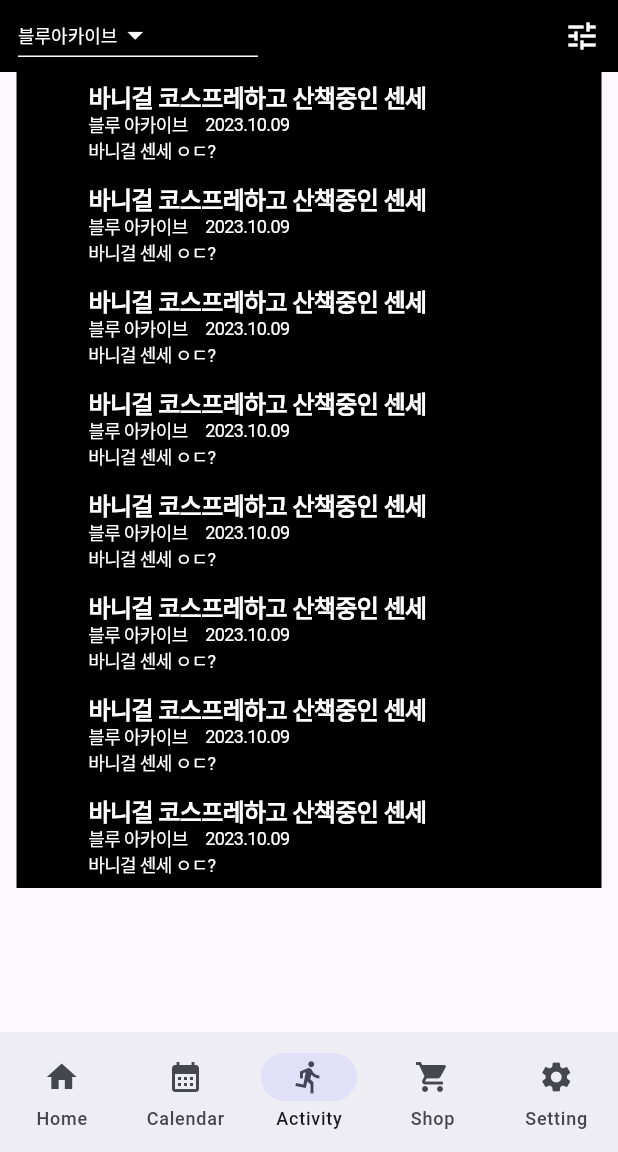
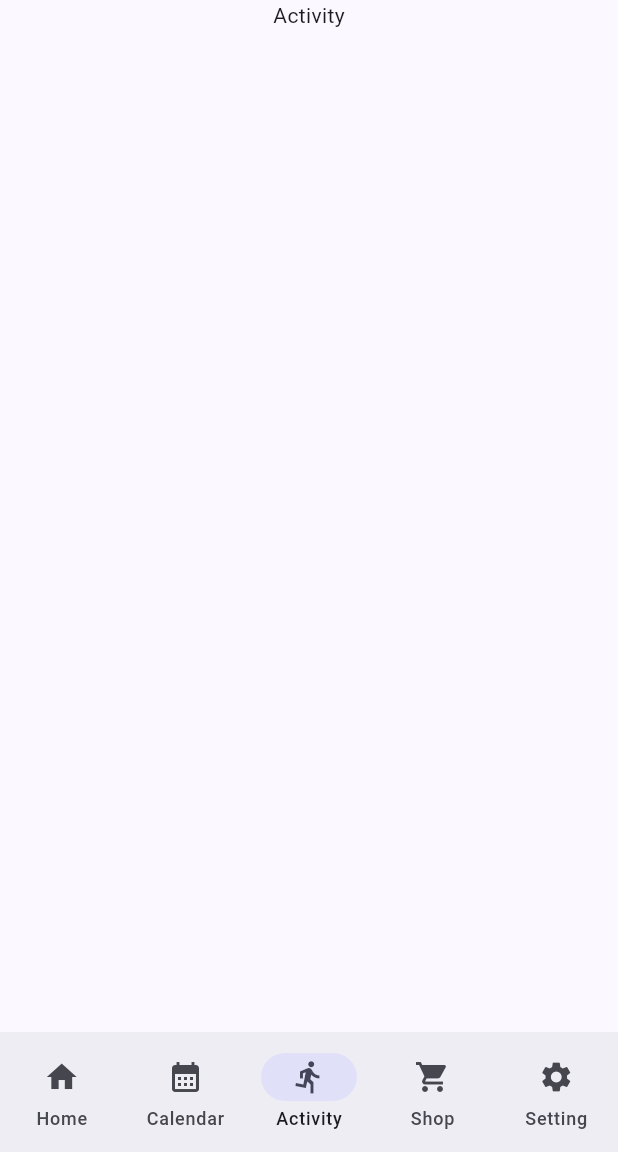
Before and after one commit to MinorFlow/gravitas_app, a Flutter app: the screen it shows after launch, swiped to page 3, on a phone screen of 412 x 824 dp, the part 84-1236 px from its top. Run offline on Flutter 3.47's test engine with Material 2 defaults, Android fonts, the phone set to English and light mode, and no system bars; Roboto replaces fonts that are missing (Kaisei HarunoUmi).

Commit message:
Revert "[Feat] C. 활동 페이지 UI 구현 (#10)" (#12)
This reverts commit 333cd8fb211ed312f29711fd7c91d7b5c2eef102.

```diff
--- a/lib/activity/pages/activity_page.dart
+++ b/lib/activity/pages/activity_page.dart
@@ -1,6 +1,4 @@
 import 'package:flutter/material.dart';
-import 'package:gravitas_app/activity/widgets/activity_tuple.dart';
-import 'package:gravitas_app/activity/widgets/activity_dropdown.dart';
 
 class ActivityPage extends StatefulWidget {
   const ActivityPage({super.key});
@@ -9,52 +7,19 @@ class ActivityPage extends StatefulWidget {
   State<ActivityPage> createState() => _ActivityPageState();
 }
 
-class _ActivityPageState extends State<ActivityPage>
-    with AutomaticKeepAliveClientMixin {
+class _ActivityPageState extends State<ActivityPage> with AutomaticKeepAliveClientMixin {
+
   @override
   bool get wantKeepAlive => true;
 
   @override
   Widget build(BuildContext context) {
     super.build(context);
-    return Column(
+    return const Column(
       children: [
-        Container(
-          height: 48,
-          color: Colors.black,
-          child: Row(
-            children: <Widget>[
-              const SizedBox(
-                width: 12,
-              ),
-              const Widget090(),
-              const Expanded(
-                child: SizedBox(width: double.maxFinite),
-              ),
-              IconButton(
-                icon: const Icon(Icons.tune),
-                color: Colors.white,
-                iconSize: 24,
-                onPressed: () {
-                  setState(() {});
-                },
-              ),
-            ],
-          ),
-        ),
-        const Column(
-          children: <Widget>[
-            ActivityTuple(),
-            ActivityTuple(),
-            ActivityTuple(),
-            ActivityTuple(),
-            ActivityTuple(),
-            ActivityTuple(),
-            ActivityTuple(),
-            ActivityTuple(),
-          ],
-        ),
+        Text('Activity')
       ],
     );
   }
+
 }
--- a/lib/activity/widgets/activity_dropdown.dart
+++ /dev/null
@@ -1,61 +0,0 @@
-import 'package:flutter/material.dart';
-
-class Widget090 extends StatefulWidget {
-  const Widget090({Key? key}) : super(key: key);
-
-  @override
-  State<Widget090> createState() => _Widget090State();
-}
-
-class _Widget090State extends State<Widget090> {
-  String dropdownValue = 'One';
-  @override
-  Widget build(BuildContext context) {
-    return Center(
-      child: Container(
-        width: 160,
-        height: 28,
-        decoration: const BoxDecoration(
-          border: Border(
-            bottom: BorderSide(
-              color: Colors.white,
-              width: 1,
-            ),
-          ),
-        ),
-        child: DropdownButton<String>(
-          value: dropdownValue,
-          style: const TextStyle(
-            fontSize: 12,
-            color: Colors.white,
-          ),
-          onChanged: (String? newValue) {
-            setState(() {
-              dropdownValue = newValue!;
-            });
-          },
-          items: const [
-            DropdownMenuItem<String>(
-              value: 'One',
-              child: Text('블루아카이브'),
-            ),
-            DropdownMenuItem<String>(
-              value: 'Two',
-              child: Text('인디게임'),
-            ),
-            DropdownMenuItem<String>(
-              value: 'Three',
-              child: Text('번지점프'),
-            ),
-          ],
-          icon: const Icon(
-            Icons.arrow_drop_down,
-            color: Colors.white,
-          ),
-          underline: const SizedBox.shrink(),
-          dropdownColor: Colors.black,
-        ),
-      ),
-    );
-  }
-}
--- a/lib/activity/widgets/activity_tuple.dart
+++ /dev/null
@@ -1,142 +0,0 @@
-import 'package:flutter/material.dart';
-
-enum Tag { none, posting, commant, reply, notice }
-
-class ActivityTuple extends StatefulWidget {
-  const ActivityTuple({Key? key}) : super(key: key);
-
-  @override
-  State<ActivityTuple> createState() => _ActivityTupleState();
-}
-
-class _ActivityTupleState extends State<ActivityTuple> {
-  String title = "";
-  String planet = '블루 아카이브!';
-  String content = "바니걸 센세 ㅇㄷ";
-  int year = 0;
-  int month = 0;
-  int dat = 0;
-  Tag postTag = Tag.none;
-
-  bool isReply = false;
-
-  @override
-  Widget build(BuildContext context) {
-    return Container(
-      width: 390,
-      height: 68,
-      padding: const EdgeInsets.only(right: 108),
-      decoration: BoxDecoration(color: Colors.black),
-      child: Row(
-        mainAxisSize: MainAxisSize.min,
-        mainAxisAlignment: MainAxisAlignment.start,
-        crossAxisAlignment: CrossAxisAlignment.start,
-        children: [
-          Container(
-            height: 68,
-            padding: const EdgeInsets.only(top: 22, left: 16, bottom: 22),
-            clipBehavior: Clip.antiAlias,
-            decoration: BoxDecoration(),
-            child: Column(
-              mainAxisSize: MainAxisSize.min,
-              mainAxisAlignment: MainAxisAlignment.center,
-              crossAxisAlignment: CrossAxisAlignment.center,
-              children: [
-                Container(
-                  width: 24,
-                  height: 24,
-                  clipBehavior: Clip.antiAlias,
-                  decoration: BoxDecoration(),
-                  child: const Column(
-                    mainAxisSize: MainAxisSize.min,
-                    mainAxisAlignment: MainAxisAlignment.start,
-                    crossAxisAlignment: CrossAxisAlignment.start,
-                  ),
-                ),
-              ],
-            ),
-          ),
-          Expanded(
-            child: Container(
-              padding: const EdgeInsets.all(8),
-              child: Column(
-                mainAxisSize: MainAxisSize.min,
-                mainAxisAlignment: MainAxisAlignment.start,
-                crossAxisAlignment: CrossAxisAlignment.start,
-                children: [
-                  const Text(
-                    '바니걸 코스프레하고 산책중인 센세',
-                    textAlign: TextAlign.center,
-                    style: TextStyle(
-                      color: Colors.white,
-                      fontSize: 16,
-                      fontFamily: 'Kaisei HarunoUmi',
-                      fontWeight: FontWeight.w700,
-                      height: 1.0, // 조정된 줄 간격
-                      letterSpacing: -0.41,
-                    ),
-                  ),
-                  const SizedBox(height: 4),
-                  Row(
-                    mainAxisSize: MainAxisSize.min,
-                    mainAxisAlignment: MainAxisAlignment.start,
-                    children: [
-                      Expanded(
-                        child: Text(
-                          '블루 아카이브',
-                          overflow:
-                              TextOverflow.ellipsis, // 길이가 초과될 경우 생략 후 점 표시
-                          maxLines: 1,
-                          textAlign: TextAlign.start,
-                          style: const TextStyle(
-                            color: Colors.white,
-                            fontSize: 12,
-                            fontFamily: 'Kaisei HarunoUmi',
-                            fontWeight: FontWeight.w400,
-                            height: 1.0, // 조정된 줄 간격
-                            letterSpacing: -0.41,
-                          ),
-                        ),
-                      ),
-                      const SizedBox(width: 4),
-                      Expanded(
-                        child: Text(
-                          '2023.10.09',
-                          textAlign: TextAlign.start,
-                          style: const TextStyle(
-                            color: Colors.white,
-                            fontSize: 12,
-                            fontFamily: 'Kaisei HarunoUmi',
-                            fontWeight: FontWeight.w400,
-                            height: 1.0, // 조정된 줄 간격
-                            letterSpacing: -0.41,
-                          ),
-                        ),
-                      ),
-                      Expanded(
-                        child: SizedBox(width: double.maxFinite),
-                      ),
-                    ],
-                  ),
-                  const SizedBox(height: 4),
-                  Text(
-                    '바니걸 센세 ㅇㄷ?',
-                    textAlign: TextAlign.start,
-                    style: TextStyle(
-                      color: Colors.white,
-                      fontSize: 12,
-                      fontFamily: 'Kaisei HarunoUmi',
-                      fontWeight: FontWeight.w400,
-                      height: 1.0, // 조정된 줄 간격
-                      letterSpacing: -0.41,
-                    ),
-                  ),
-                ],
-              ),
-            ),
-          ),
-        ],
-      ),
-    );
-  }
-}
```
Also changed, not shown: 1 other file.
